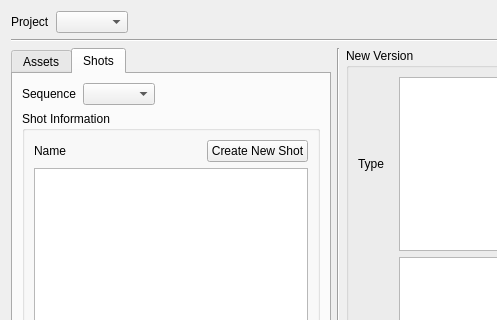
First picture: the form in oyProjectManager/ui/version_creator.ui, repository code-google-com/oyprojectmanager, before the edit; both pictures show x 0 to 497 and y 0 to 320 of the 1312 by 689 pixel window.
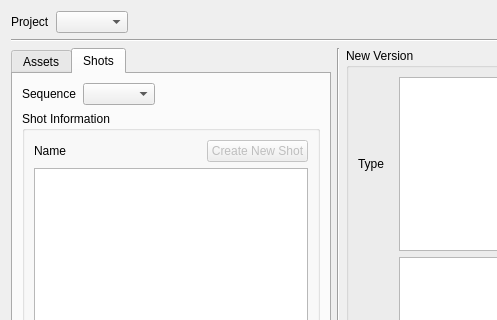
Second picture: the form after the edit. The open tabs and pages were chosen to show the change.

Patch:
```diff
--- a/oyProjectManager/ui/version_creator.ui
+++ b/oyProjectManager/ui/version_creator.ui
@@ -290,7 +290,7 @@
                        <item>
                         <widget class="QPushButton" name="create_shot_pushButton">
                          <property name="enabled">
-                          <bool>true</bool>
+                          <bool>false</bool>
                          </property>
                          <property name="text">
                           <string>Create New Shot</string>
```
Left out of the diff: 4 changed lines with no effect on the pictures.
